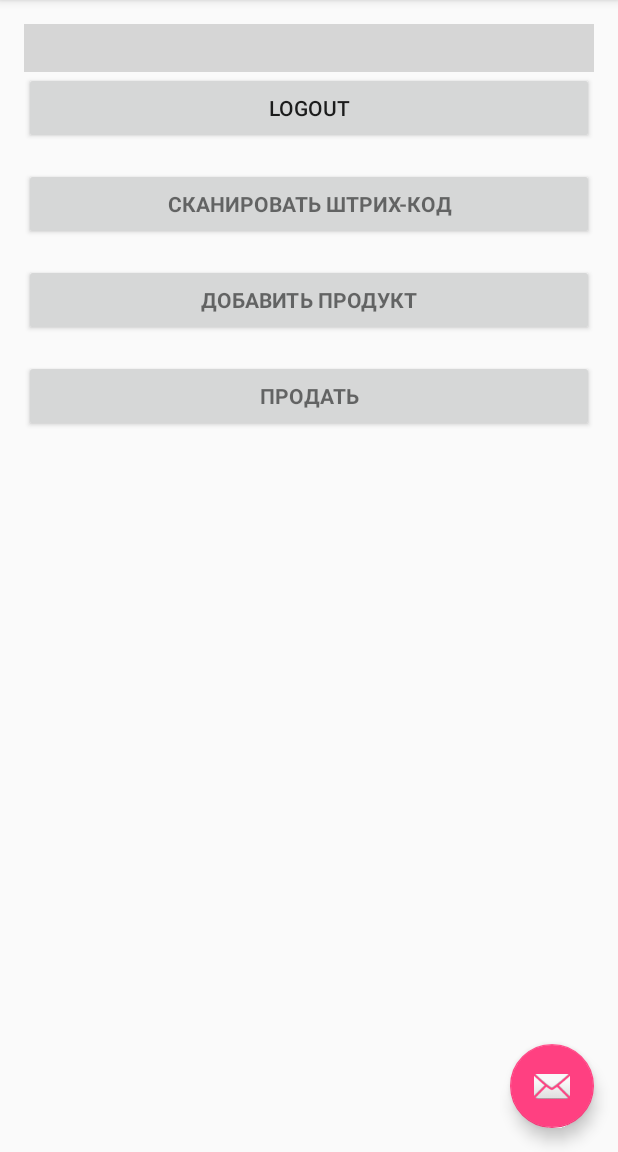
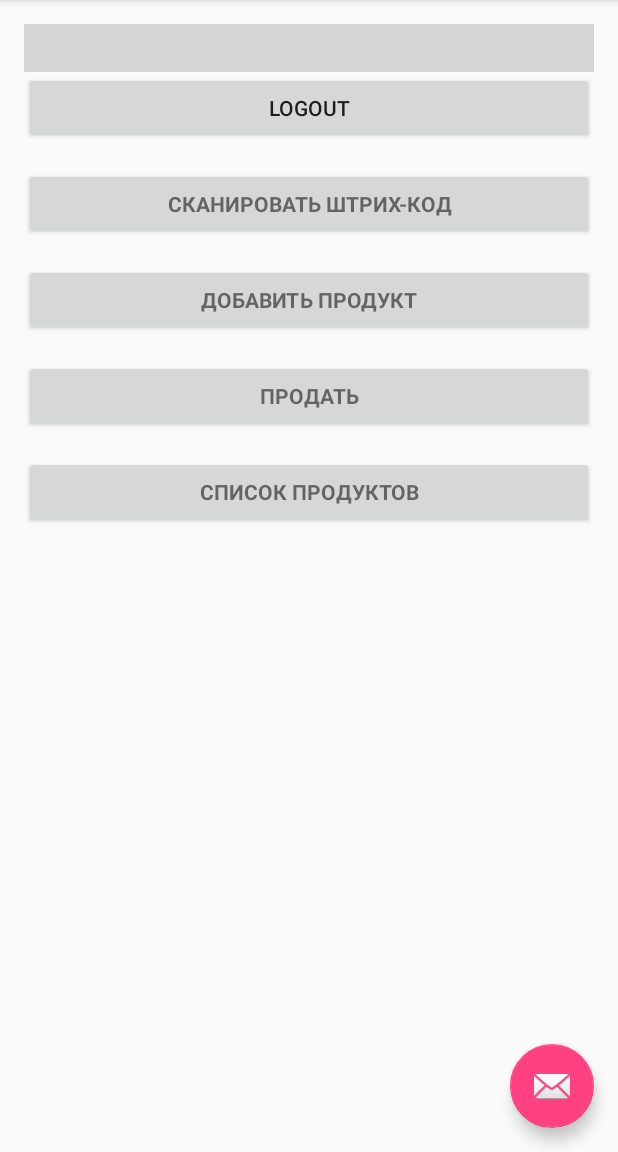
Before and after one commit to grechkin-pogrebnyakov/smartshop, an Android app: the MainActivity screen opened directly, with no data from a screen before it, on a phone screen of 412 x 824 dp, the part 84-1236 px from its top. Run offline under Robolectric (Android 15) with nearby library versions, the phone set to English and light mode, and no system bars; libraries missing offline, so code that uses them is left out: com.github.mikephil.charting, com.google.zxing.integration; plain views replace LineChart; 1 statement that could not run was skipped; grey boxes are pictures that could not be loaded.

Commit message:
Add show button to show product list

```diff
--- a/app/src/main/java/com/technopark/smartbiz/MainActivity.java
+++ b/app/src/main/java/com/technopark/smartbiz/MainActivity.java
@@ -14,6 +14,7 @@ import com.github.mikephil.charting.charts.LineChart;
 import com.google.zxing.integration.android.IntentIntegrator;
 import com.google.zxing.integration.android.IntentResult;
 import com.technopark.smartbiz.buisnessLogic.addProduct.AddProductActivity;
+import com.technopark.smartbiz.screnListView.ListAddedProducts;
 import com.technopark.smartbiz.userIdentification.LoginActivity;
 
 
@@ -32,7 +33,6 @@ public class MainActivity extends AppCompatActivity {
 		setSupportActionBar(toolbar);
 
 		LineChart mainChart = (LineChart) findViewById(R.id.content_main_chart);
-
 
 		Button logOut = (Button) findViewById(R.id.button_logout);
 
@@ -71,6 +71,15 @@ public class MainActivity extends AppCompatActivity {
 				startActivity(intent);
 			}
 		});
+
+		Button showProductsButton = (Button) findViewById(R.id.content_main_button_show_products);
+		showProductsButton.setOnClickListener(new View.OnClickListener() {
+			@Override
+			public void onClick(View v) {
+				Intent show = new Intent(getApplicationContext(), ListAddedProducts.class);
+				startActivity(show);
+			}
+		});
 	}
 
 	@Override
@@ -80,7 +89,8 @@ public class MainActivity extends AppCompatActivity {
 			String contents = result.getContents();
 			if (contents != null) {
 				Toast.makeText(getApplicationContext(), "Sucssed scan" + result.toString(), Toast.LENGTH_LONG).show();
-            } else {
+			}
+			else {
 				Toast.makeText(getApplicationContext(), "failed scan", Toast.LENGTH_LONG).show();
 			}
 		}
--- a/app/src/main/res/layout/content_main.xml
+++ b/app/src/main/res/layout/content_main.xml
@@ -67,5 +67,16 @@
             android:textStyle="bold"
             />
 
+        <Button
+            android:id="@+id/content_main_button_show_products"
+            style="?android:textAppearanceSmall"
+            android:layout_width="match_parent"
+            android:layout_height="wrap_content"
+            android:layout_below="@+id/content_main_button_purchase"
+            android:layout_marginTop="16dp"
+            android:text="@string/content_main_button_show_products"
+            android:textStyle="bold"
+            />
+
     </RelativeLayout>
 </ScrollView>
--- a/app/src/main/res/values/strings.xml
+++ b/app/src/main/res/values/strings.xml
@@ -45,4 +45,5 @@
     <string name="textView5">Сдача, руб.</string>
     <string name="activity_payment_textview_odd_money">Place odd money here</string>
     <string name="activity_payment_button_pay">Оплатить</string>
+    <string name="content_main_button_show_products">Список продуктов</string>
 </resources>
```
Lines whose indentation alone changed are shown as unchanged.
